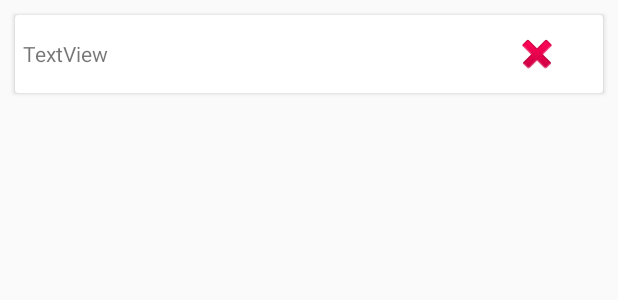
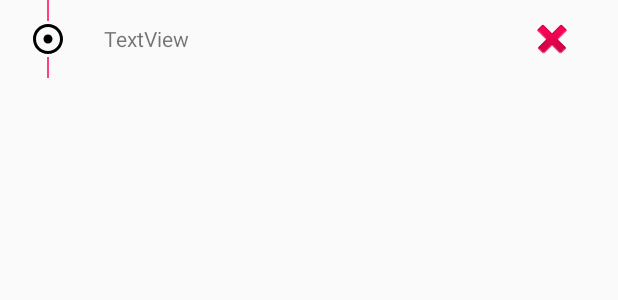
Before and after one commit to RareScrap/WingTaxi, an Android app: the layout item_fragment_order_recyclerview.xml on its own in the app's theme, with its tools: preview values and no code run, on a phone screen of 412 x 824 dp. Shown: the top 300 px of the screen. Run offline under Robolectric (Android 15) with nearby library versions, the phone set to English and light mode, and no system bars.

Commit message:
Реализованы элементы списка с поддержкой линий между элементами

```diff
--- a/app/src/main/java/com/apptrust/wingtaxi/fragments/OrderFragment.java
+++ b/app/src/main/java/com/apptrust/wingtaxi/fragments/OrderFragment.java
@@ -186,6 +186,22 @@ public class OrderFragment extends Fragment {
             // Получение объекта FoodItem для заданной позиции ListView
             Adres adresItem = adreses.get(position);
 
+            // Обработка поведения View'хи при разных количествах элементов в списке
+            View topLine = holder.itemView.findViewById(R.id.top_line);
+            View bottomLine = holder.itemView.findViewById(R.id.bottom_line);
+            topLine.setVisibility(View.VISIBLE);
+            bottomLine.setVisibility(View.VISIBLE);
+            if (adreses.size() == position+1 && adreses.size() == 1) {
+                topLine.setVisibility(View.INVISIBLE);
+                bottomLine.setVisibility(View.INVISIBLE);
+            } else {
+                if (position == 0)
+                    topLine.setVisibility(View.INVISIBLE);
+                if (position == adreses.size()-1)
+                    bottomLine.setVisibility(View.INVISIBLE);
+            }
+
+
             // Назначения текста элементам GUI
             holder.adresTextView.setText(adresItem.textAdres);
         }
@@ -210,7 +226,7 @@ public class OrderFragment extends Fragment {
         @Override
         public void onClick(View view) {
             // TODO: Убрать цепучку getParent
-            TaxiListAdapter.ViewHolder viewHolder = (TaxiListAdapter.ViewHolder) mRecyclerView.getChildViewHolder((View) view.getParent().getParent());
+            TaxiListAdapter.ViewHolder viewHolder = (TaxiListAdapter.ViewHolder) mRecyclerView.getChildViewHolder((View) view.getParent().getParent().getParent());
             int pos = viewHolder.getLayoutPosition();
             mTaxiListAdapter.adreses.remove(pos);
             mTaxiListAdapter.notifyDataSetChanged();
--- /dev/null
+++ b/app/src/main/res/drawable/circle.xml
@@ -0,0 +1,9 @@
+<vector xmlns:android="http://schemas.android.com/apk/res/android"
+        android:width="24dp"
+        android:height="24dp"
+        android:viewportWidth="24.0"
+        android:viewportHeight="24.0">
+    <path
+        android:fillColor="#FF000000"
+        android:pathData="M12,2C6.49,2 2,6.49 2,12s4.49,10 10,10 10,-4.49 10,-10S17.51,2 12,2zM12,20c-4.41,0 -8,-3.59 -8,-8s3.59,-8 8,-8 8,3.59 8,8 -3.59,8 -8,8zM15,12c0,1.66 -1.34,3 -3,3s-3,-1.34 -3,-3 1.34,-3 3,-3 3,1.34 3,3z"/>
+</vector>
--- a/app/src/main/res/layout/item_fragment_order_recyclerview.xml
+++ b/app/src/main/res/layout/item_fragment_order_recyclerview.xml
@@ -1,9 +1,50 @@
 <?xml version="1.0" encoding="utf-8"?>
-<android.support.v7.widget.CardView xmlns:android="http://schemas.android.com/apk/res/android"
+<RelativeLayout xmlns:android="http://schemas.android.com/apk/res/android"
                 xmlns:app="http://schemas.android.com/apk/res-auto"
                 android:layout_width="match_parent"
+                android:layout_height="wrap_content">
+
+    <RelativeLayout
+        android:id="@+id/point_container "
+        android:layout_width="wrap_content"
         android:layout_height="wrap_content"
-                                    android:layout_margin="@dimen/item_margin">
+        android:layout_alignBottom="@+id/main_container"
+        android:layout_alignParentTop="true"
+        android:paddingLeft="@dimen/item_adres_point_padding"
+        android:paddingRight="@dimen/item_adres_point_padding">
+
+        <ImageView
+            android:id="@+id/top_line"
+            android:layout_width="1dp"
+            android:layout_height="50dp"
+            android:layout_above="@+id/point"
+            android:layout_alignParentTop="true"
+            android:layout_centerHorizontal="true"
+            app:srcCompat="@color/colorAccent"/>
+
+        <ImageView
+            android:id="@+id/point"
+            android:layout_width="wrap_content"
+            android:layout_height="wrap_content"
+            android:layout_centerHorizontal="true"
+            android:layout_centerVertical="true"
+            app:srcCompat="@drawable/circle"/>
+
+        <ImageView
+            android:id="@+id/bottom_line"
+            android:layout_width="1dp"
+            android:layout_height="50dp"
+            android:layout_alignParentBottom="true"
+            android:layout_below="@+id/point"
+            android:layout_centerHorizontal="true"
+            app:srcCompat="@color/colorAccent"/>
+    </RelativeLayout>
+
+    <FrameLayout
+        android:layout_width="match_parent"
+        android:layout_height="wrap_content"
+        android:layout_toEndOf="@+id/point_container "
+        android:id="@+id/main_container">
 
         <RelativeLayout
             android:layout_width="match_parent"
@@ -32,5 +73,6 @@
                 android:padding="@dimen/adres_list_text_padding"
                 android:text="TextView"/>
         </RelativeLayout>
+    </FrameLayout>
 
-</android.support.v7.widget.CardView>
+</RelativeLayout>
--- a/app/src/main/res/values/dimens.xml
+++ b/app/src/main/res/values/dimens.xml
@@ -9,4 +9,5 @@
     <dimen name="button_text_padding">10dp</dimen>
     <dimen name="item_margin">10dp</dimen>
     <dimen name="adres_list_text_padding">5dp</dimen>
+    <dimen name="item_adres_point_padding">20dp</dimen>
 </resources>
```
Lines whose indentation alone changed are shown as unchanged.
